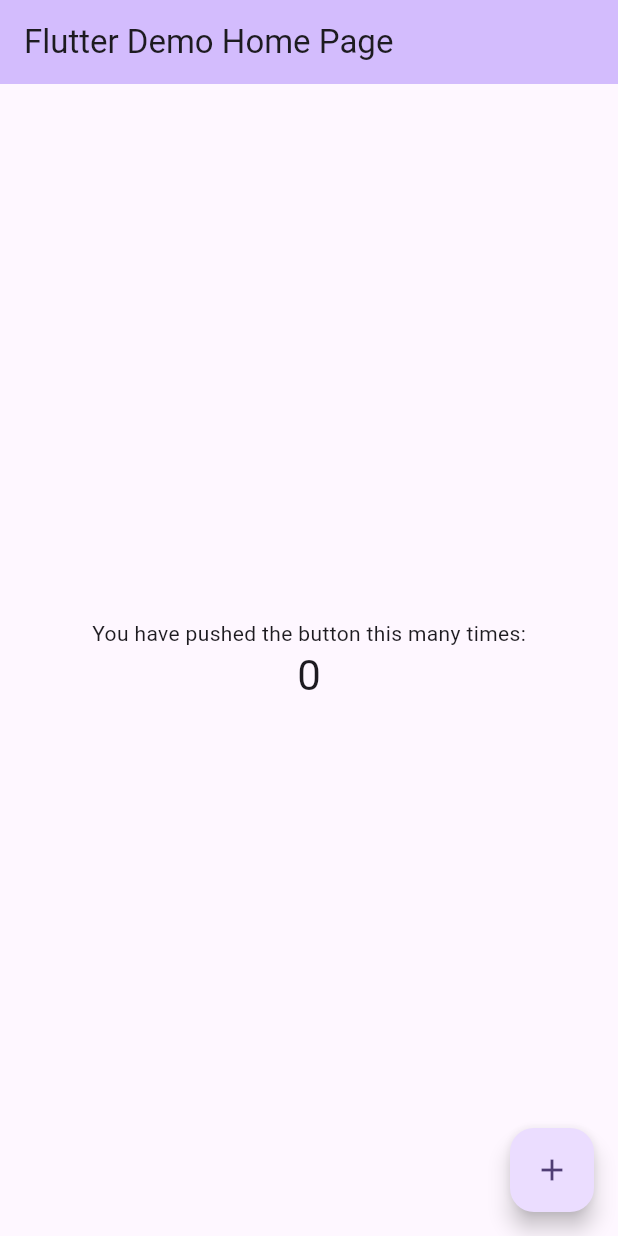
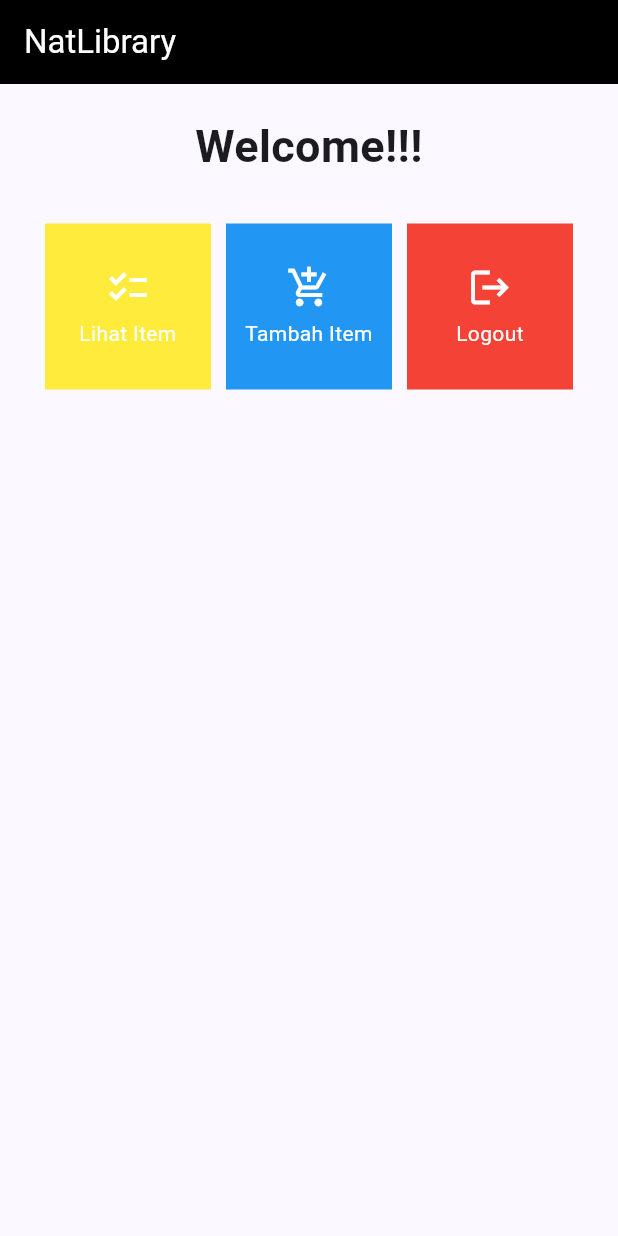
Before and after one commit to nandanathaniela/natlibrary-mobile, a Flutter app: the screen it shows after launch, on a phone screen of 412 x 824 dp. Run offline on Flutter 3.47's test engine with Material 2 defaults, Android fonts, the light colour scheme and no system bars.

Commit message:
tugas7 ongoing

```diff
--- a/lib/main.dart
+++ b/lib/main.dart
@@ -1,4 +1,5 @@
 import 'package:flutter/material.dart';
+import 'package:natlibrary/menu.dart';
 
 void main() {
   runApp(const MyApp());
@@ -28,98 +29,10 @@
         //
         // This works for code too, not just values: Most code changes can be
         // tested with just a hot reload.
-        colorScheme: ColorScheme.fromSeed(seedColor: Colors.deepPurple),
+        colorScheme: ColorScheme.fromSeed(seedColor: Colors.indigo),
         useMaterial3: true,
       ),
-      home: const MyHomePage(title: 'Flutter Demo Home Page'),
+      home: MyHomePage(),
     );
   }
 }
-
-class MyHomePage extends StatefulWidget {
-  const MyHomePage({super.key, required this.title});
-
-  // This widget is the home page of your application. It is stateful, meaning
-  // that it has a State object (defined below) that contains fields that affect
-  // how it looks.
-
-  // This class is the configuration for the state. It holds the values (in this
-  // case the title) provided by the parent (in this case the App widget) and
-  // used by the build method of the State. Fields in a Widget subclass are
-  // always marked "final".
-
-  final String title;
-
-  @override
-  State<MyHomePage> createState() => _MyHomePageState();
-}
-
-class _MyHomePageState extends State<MyHomePage> {
-  int _counter = 0;
-
-  void _incrementCounter() {
-    setState(() {
-      // This call to setState tells the Flutter framework that something has
-      // changed in this State, which causes it to rerun the build method below
-      // so that the display can reflect the updated values. If we changed
-      // _counter without calling setState(), then the build method would not be
-      // called again, and so nothing would appear to happen.
-      _counter++;
-    });
-  }
-
-  @override
-  Widget build(BuildContext context) {
-    // This method is rerun every time setState is called, for instance as done
-    // by the _incrementCounter method above.
-    //
-    // The Flutter framework has been optimized to make rerunning build methods
-    // fast, so that you can just rebuild anything that needs updating rather
-    // than having to individually change instances of widgets.
-    return Scaffold(
-      appBar: AppBar(
-        // TRY THIS: Try changing the color here to a specific color (to
-        // Colors.amber, perhaps?) and trigger a hot reload to see the AppBar
-        // change color while the other colors stay the same.
-        backgroundColor: Theme.of(context).colorScheme.inversePrimary,
-        // Here we take the value from the MyHomePage object that was created by
-        // the App.build method, and use it to set our appbar title.
-        title: Text(widget.title),
-      ),
-      body: Center(
-        // Center is a layout widget. It takes a single child and positions it
-        // in the middle of the parent.
-        child: Column(
-          // Column is also a layout widget. It takes a list of children and
-          // arranges them vertically. By default, it sizes itself to fit its
-          // children horizontally, and tries to be as tall as its parent.
-          //
-          // Column has various properties to control how it sizes itself and
-          // how it positions its children. Here we use mainAxisAlignment to
-          // center the children vertically; the main axis here is the vertical
-          // axis because Columns are vertical (the cross axis would be
-          // horizontal).
-          //
-          // TRY THIS: Invoke "debug painting" (choose the "Toggle Debug Paint"
-          // action in the IDE, or press "p" in the console), to see the
-          // wireframe for each widget.
-          mainAxisAlignment: MainAxisAlignment.center,
-          children: <Widget>[
-            const Text(
-              'You have pushed the button this many times:',
-            ),
-            Text(
-              '$_counter',
-              style: Theme.of(context).textTheme.headlineMedium,
-            ),
-          ],
-        ),
-      ),
-      floatingActionButton: FloatingActionButton(
-        onPressed: _incrementCounter,
-        tooltip: 'Increment',
-        child: const Icon(Icons.add),
-      ), // This trailing comma makes auto-formatting nicer for build methods.
-    );
-  }
-}
--- /dev/null
+++ b/lib/menu.dart
@@ -0,0 +1,104 @@
+import 'package:flutter/material.dart';
+
+class MyHomePage extends StatelessWidget {
+    MyHomePage({Key? key}) : super(key: key);
+    final List<ShopItem> items = [
+    ShopItem("Lihat Item", Icons.checklist, Colors.yellow),
+    ShopItem("Tambah Item", Icons.add_shopping_cart, Colors.blue),
+    ShopItem("Logout", Icons.logout, Colors.red),
+];
+
+    @override
+    Widget build(BuildContext context) {
+        return Scaffold(
+      appBar: AppBar(
+        title: const Text(
+          'NatLibrary',
+        ),
+        backgroundColor: Colors.black,
+        foregroundColor: Colors.white,
+      ),
+      body: SingleChildScrollView(
+        child: Padding(
+          padding: const EdgeInsets.all(10.0),
+          child: Column(
+            children: <Widget>[
+              const Padding(
+                padding: EdgeInsets.only(top: 10.0, bottom: 10.0),
+                child: Text(
+                  'Welcome!!!',
+                  textAlign: TextAlign.center,
+                  style: TextStyle(
+                    fontSize: 30,
+                    fontWeight: FontWeight.bold,
+                  ),
+                ),
+              ),
+              GridView.count(
+                primary: true,
+                padding: const EdgeInsets.all(20),
+                crossAxisSpacing: 10,
+                mainAxisSpacing: 10,
+                crossAxisCount: 3,
+                shrinkWrap: true,
+                children: items.map((ShopItem item) {
+                  return ShopCard(item);
+                }).toList(),
+              ),
+            ],
+          ),
+        ),
+      ),
+    );
+    }
+}
+
+class ShopItem {
+  final String name;
+  final IconData icon;
+  final Color color;
+
+  ShopItem(this.name, this.icon, this.color);
+}
+
+class ShopCard extends StatelessWidget {
+  final ShopItem item;
+
+  const ShopCard(this.item, {super.key});
+
+  @override
+  Widget build(BuildContext context) {
+    return Material(
+      color: item.color,
+      child: InkWell(
+        onTap: () {
+          ScaffoldMessenger.of(context)
+            ..hideCurrentSnackBar()
+            ..showSnackBar(SnackBar(
+                content: Text("Kamu telah menekan tombol ${item.name}!")));
+        },
+        child: Container(
+          padding: const EdgeInsets.all(8),
+          child: Center(
+            child: Column(
+              mainAxisAlignment: MainAxisAlignment.center,
+              children: [
+                Icon(
+                  item.icon,
+                  color: Colors.white,
+                  size: 30.0,
+                ),
+                const Padding(padding: EdgeInsets.all(3)),
+                Text(
+                  item.name,
+                  textAlign: TextAlign.center,
+                  style: const TextStyle(color: Colors.white),
+                ),
+              ],
+            ),
+          ),
+        ),
+      ),
+    );
+  }
+}
```
